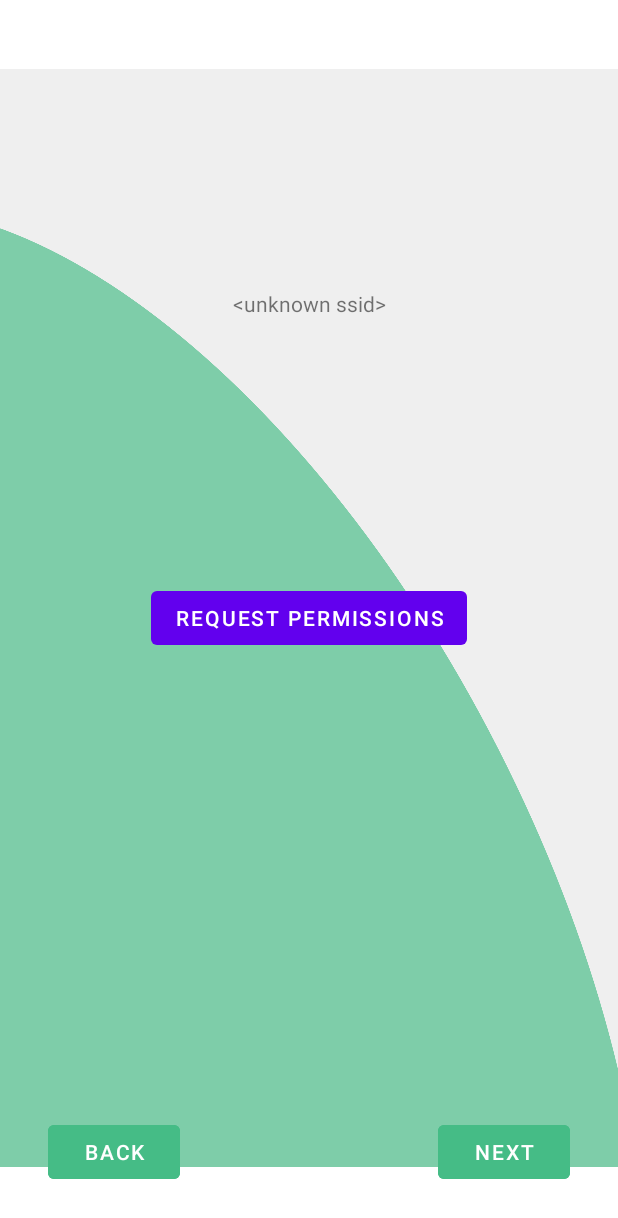
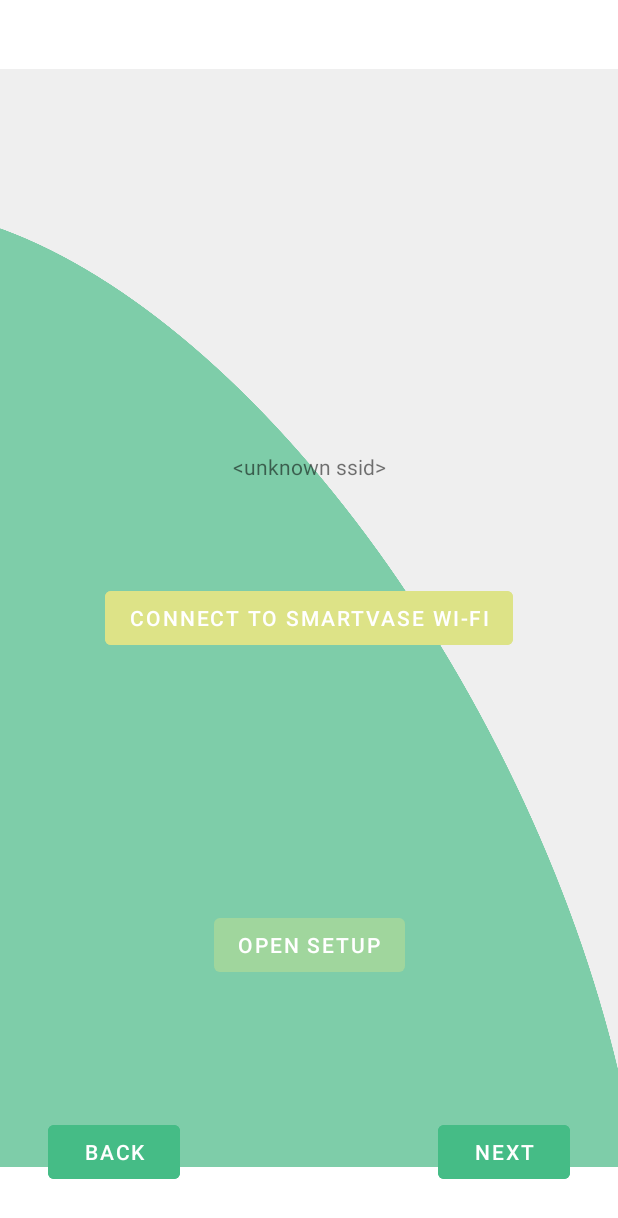
Before and after one commit to 8r0sk1/SmartVase, an Android app: the WifiSetup screen opened through its navigation route, on a phone screen of 412 x 824 dp. Shown: the top 1218 px of the screen. Run offline under Robolectric (Android 15) with nearby library versions, the phone set to English and light mode, and no system bars; our stand-ins replace Firebase (no records; nobody signed in at launch, a user with empty details on screens opened directly).

Commit message:
setuppini sistemini

```diff
--- a/app/src/main/java/it/polito/did/smartvase/RegisterActivity.kt
+++ b/app/src/main/java/it/polito/did/smartvase/RegisterActivity.kt
@@ -75,6 +75,7 @@ class RegisterActivity : Fragment(R.layout.activity_register) {
                 }.addOnFailureListener{
                     Toast.makeText(this@RegisterActivity.requireActivity(), it.localizedMessage, Toast.LENGTH_LONG).show()
                 }
+            //TODO vlad aggiungere a Users l'id nuovo
         }
 
         googleBtn.setOnClickListener{
--- a/app/src/main/java/it/polito/did/smartvase/ui/main/Homepage.kt
+++ b/app/src/main/java/it/polito/did/smartvase/ui/main/Homepage.kt
@@ -115,13 +115,16 @@ class Homepage : Fragment(R.layout.homepage) {
                     deleteConfirm.visibility = View.VISIBLE
                     deleteYes.setOnClickListener {
                         (activity as MainActivity).vibration(false)
+
                         removePlant.visibility = View.INVISIBLE
                         hider.visibility = View.VISIBLE
                         viewModel.reset()
                         removing=false
                         deleteConfirm.visibility=View.INVISIBLE
 
-                        val snack = Snackbar.make(it, "Pl![](../../../../../../../../../../../../../../../AppData/Local/Temp/seawaves.jpg)ant deleted", Snackbar.LENGTH_LONG)
+                        //TODO VLAD distruggere users->viewmodel.idutente->plant1
+
+                        val snack = Snackbar.make(it, "Plant deleted", Snackbar.LENGTH_LONG)
                         snack.show()
                     }
                     deleteNo.setOnClickListener {
--- a/app/src/main/java/it/polito/did/smartvase/ui/main/PlantSetup2.kt
+++ b/app/src/main/java/it/polito/did/smartvase/ui/main/PlantSetup2.kt
@@ -99,7 +99,7 @@ class PlantSetup2 : Fragment() {
             viewModel.defaultMax=barMax.progress*0.01f
             viewModel.defaultMin=barMin.progress*0.01f
             viewModel.plantCreated=true
-            //TODO VLAD db
+            //TODO VLAD aggiungere viewmodel.mac come valore di User->viewmodel.idutente->plant1
             findNavController().navigate(R.id.action_plantSetup2_to_dashboard) }
     }
 
--- a/app/src/main/java/it/polito/did/smartvase/ui/main/WifiSetup.kt
+++ b/app/src/main/java/it/polito/did/smartvase/ui/main/WifiSetup.kt
@@ -1,10 +1,7 @@
 package it.polito.did.smartvase.ui.main
 
-import android.Manifest
 import android.content.Context
-import android.content.Context.WIFI_SERVICE
 import android.content.Intent
-import android.content.pm.PackageManager
 import android.net.Uri
 import android.net.wifi.WifiManager
 import android.os.Bundle
@@ -15,15 +12,11 @@ import android.view.ViewGroup
 import android.widget.Button
 import android.widget.TextView
 import androidx.activity.OnBackPressedCallback
-import androidx.activity.result.contract.ActivityResultContracts
-import androidx.core.content.ContextCompat
 import androidx.fragment.app.Fragment
 import androidx.fragment.app.activityViewModels
 import androidx.navigation.fragment.findNavController
-import androidx.test.core.app.ApplicationProvider.getApplicationContext
 import androidx.transition.TransitionInflater
 import com.google.android.material.snackbar.Snackbar
-import it.polito.did.smartvase.MainActivity
 import it.polito.did.smartvase.R
 
 
@@ -53,14 +46,17 @@ class WifiSetup : Fragment() {
         val browserButton = view.findViewById<Button>(R.id.browserButton6)
         val back = view.findViewById<Button>(R.id.back_button6)
         val next = view.findViewById<Button>(R.id.next_button6)
+        val connect = view.findViewById<Button>(R.id.connect6)
 
-        val browserIntent = Intent(Intent.ACTION_VIEW, Uri.parse("http://www.google.com"))
+        val browserIntent = Intent(Intent.ACTION_VIEW, Uri.parse("http://www.msftconnecttest.com/redirect"))
 
                 //viewModel.plantIcon=resources.getDrawable(R.drawable.nficusicon)
         browserButton.setOnClickListener {
-            viewModel.connected=true //TODO startActivity(browserIntent)
+            viewModel.connected=true
+        //TODO startActivity(browserIntent)
         }
-
+        connect.setOnClickListener {
+        }
 
         back.setOnClickListener {goBack() }
         //TODO AUTOMATICAMENTE A PAGINA SUCCESSIVA
@@ -77,7 +73,7 @@ class WifiSetup : Fragment() {
                     findNavController().navigate(R.id.action_wifisetup_to_plantsetup)
             }
         }
-        view.findViewById<TextView>(R.id.franco6).setText(getMac())
+        view.findViewById<TextView>(R.id.tutorial6).setText(getMac())
 
     }
 
@@ -105,4 +101,6 @@ class WifiSetup : Fragment() {
         return wifiManager.connectionInfo.ssid.toString()
     }
 
+
+
 }
--- a/app/src/main/java/it/polito/did/smartvase/ui/main/PlantSetup3.kt
+++ b/app/src/main/java/it/polito/did/smartvase/ui/main/caccaPlantSetup3.kt
@@ -10,7 +10,7 @@ import androidx.fragment.app.activityViewModels
 import androidx.navigation.fragment.findNavController
 import it.polito.did.smartvase.R
 
-class PlantSetup3 : Fragment() {
+class caccaPlantSetup3 : Fragment() {
 
     companion object {
         fun newInstance() = Homepage()
--- a/app/src/main/res/layout/plant_icon.xml
+++ b/app/src/main/res/layout/plant_icon.xml
@@ -32,7 +32,8 @@
                 app:layout_constraintBottom_toBottomOf="parent"
                 app:layout_constraintEnd_toEndOf="parent"
                 app:layout_constraintStart_toStartOf="parent"
-                app:layout_constraintTop_toTopOf="parent" />
+                app:layout_constraintTop_toTopOf="parent"
+                app:srcCompat="@drawable/aloeicon" />
         </androidx.constraintlayout.widget.ConstraintLayout>
 
 
--- a/app/src/main/res/layout/profile.xml
+++ b/app/src/main/res/layout/profile.xml
@@ -42,7 +42,7 @@
         app:layout_constraintVertical_bias="0.6" />
 
     <Button
-        android:id="@+id/button2"
+        android:id="@+id/back_button7"
         android:layout_width="wrap_content"
         android:layout_height="wrap_content"
         android:backgroundTint="#45BC86"
--- a/app/src/main/res/layout/wifi_setup.xml
+++ b/app/src/main/res/layout/wifi_setup.xml
@@ -74,18 +74,18 @@
         android:id="@+id/browserButton6"
         android:layout_width="wrap_content"
         android:layout_height="wrap_content"
-        android:backgroundTint="#DDE387"
-        android:text="Open Browser"
+        android:backgroundTint="#33DDE387"
+        android:text="Open setup"
         app:layout_constraintBottom_toBottomOf="parent"
         app:layout_constraintEnd_toEndOf="parent"
         app:layout_constraintStart_toStartOf="parent"
-        app:layout_constraintTop_toTopOf="parent" />
+        app:layout_constraintTop_toBottomOf="@+id/connect6" />
 
     <TextView
-        android:id="@+id/franco6"
+        android:id="@+id/tutorial6"
         android:layout_width="wrap_content"
         android:layout_height="wrap_content"
-        android:text="TextView"
+        android:text="Connect to SmartVase Wi-Fi and complete the setup"
         app:layout_constraintBottom_toTopOf="@+id/browserButton6"
         app:layout_constraintEnd_toStartOf="@+id/guideline_right2"
         app:layout_constraintStart_toStartOf="@+id/guideline_left2"
@@ -95,10 +95,23 @@
         android:id="@+id/button"
         android:layout_width="wrap_content"
         android:layout_height="wrap_content"
+        android:clickable="false"
         android:text="Request Permissions"
+        android:visibility="gone"
         app:layout_constraintBottom_toBottomOf="parent"
         app:layout_constraintEnd_toEndOf="parent"
         app:layout_constraintStart_toStartOf="parent"
-        app:layout_constraintTop_toTopOf="parent" />
+        app:layout_constraintTop_toBottomOf="@+id/browserButton6" />
+
+    <Button
+        android:id="@+id/connect6"
+        android:layout_width="wrap_content"
+        android:layout_height="wrap_content"
+        android:backgroundTint="#DDE387"
+        android:text="Connect to SmartVase Wi-Fi"
+        app:layout_constraintBottom_toTopOf="@+id/guideline_bottom2"
+        app:layout_constraintEnd_toEndOf="parent"
+        app:layout_constraintStart_toStartOf="parent"
+        app:layout_constraintTop_toTopOf="@+id/guideline_top2" />
 
 </androidx.constraintlayout.widget.ConstraintLayout>
```
Also changed, not shown: app/src/main/AndroidManifest.xml (+4 -5 lines), app/src/main/java/it/polito/did/smartvase/ui/main/Profile.kt (+39 -2 lines).
